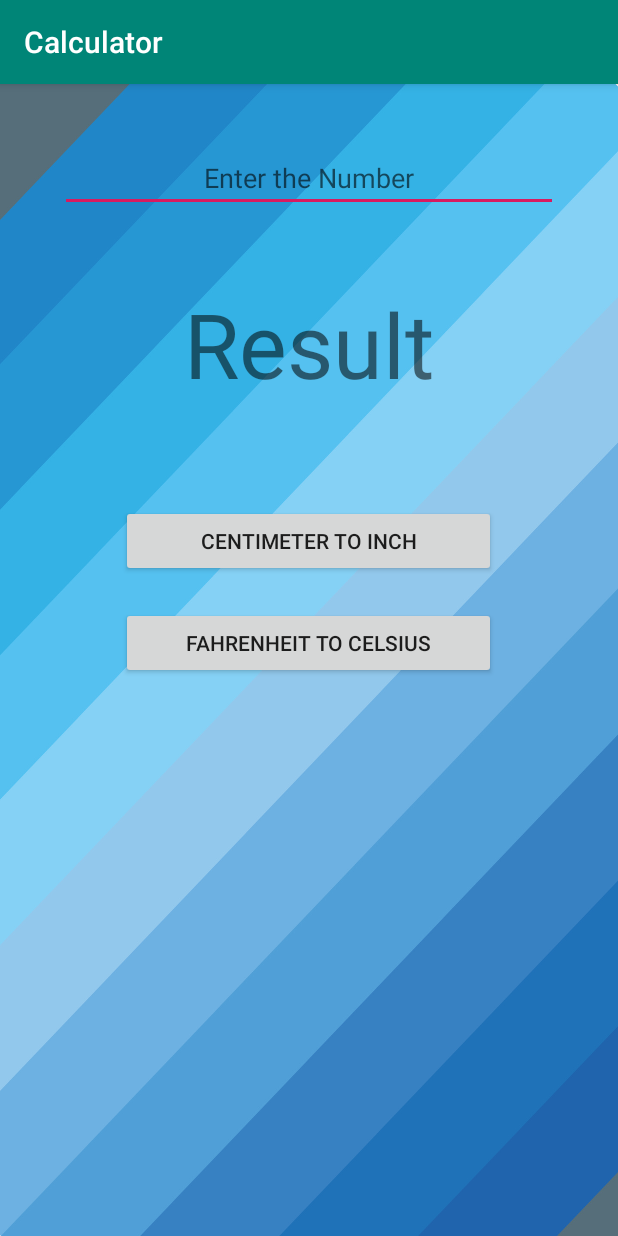
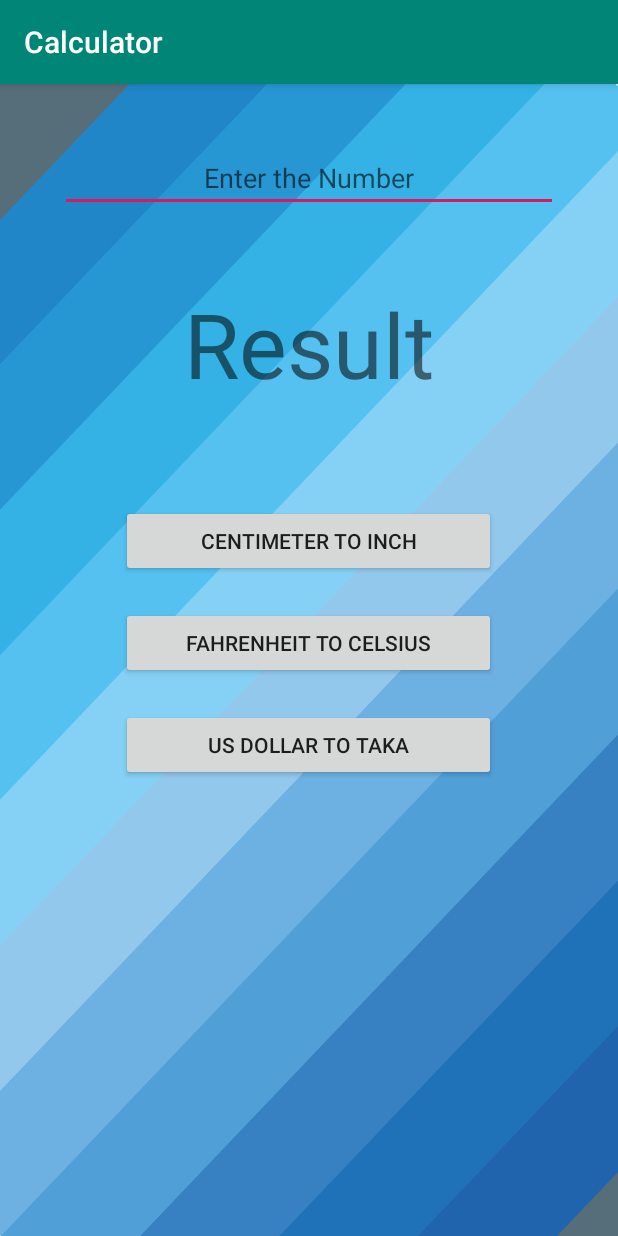
Before and after one commit to murad2778/Calculator, an Android app: the Converter screen opened directly, with no data from a screen before it, on a phone screen of 412 x 824 dp. Run offline under Robolectric (Android 15) with nearby library versions, the phone set to English and light mode, and no system bars.

Commit message:
Dollar to Taka added.

```diff
--- a/app/src/main/java/com/example/mynavigation/Converter.java
+++ b/app/src/main/java/com/example/mynavigation/Converter.java
@@ -12,7 +12,7 @@ public class Converter extends AppCompatActivity {
 
     TextView result,hint,hint2;
     EditText number1;
-    Button cmtoinch,fahtocel;
+    Button cmtoinch,fahtocel,doltotk;
 
 
     double result_num;
@@ -31,6 +31,7 @@ public class Converter extends AppCompatActivity {
 
         cmtoinch = (Button) findViewById(R.id.cmtoinch);
         fahtocel = (Button) findViewById(R.id.fahtocel);
+        doltotk = (Button) findViewById(R.id.doltotk);
 
         cmtoinch.setOnClickListener(new View.OnClickListener() {
             @Override
@@ -42,7 +43,7 @@ public class Converter extends AppCompatActivity {
                 }
 
                 num1 = Float.parseFloat(number1.getText().toString());
-                hint.setText(num1+"cm =");
+                hint.setText(num1+" cm =");
                 hint2.setText("inch");
 
                 result_num = 0.394*num1;
@@ -63,7 +64,7 @@ public class Converter extends AppCompatActivity {
                 }
 
                 num1 = Float.parseFloat(number1.getText().toString());
-                hint.setText(num1+"Fahrenheit =");
+                hint.setText(num1+" Fahrenheit =");
                 hint2.setText("Celsius");
 
                 result_num = (num1-32)*5/9;
@@ -73,5 +74,25 @@ public class Converter extends AppCompatActivity {
 
 
         });
+        doltotk.setOnClickListener(new View.OnClickListener() {
+            @Override
+            public void onClick(View v) {
+
+                if(number1.length()==0){
+                    Toast.makeText(Converter.this,"Please Enter Input",Toast.LENGTH_SHORT).show();
+                    return;
+                }
+
+                num1 = Float.parseFloat(number1.getText().toString());
+                hint.setText(num1+" US dollar =");
+                hint2.setText("taka");
+
+                result_num =num1*84.50;
+                result.setText(String.valueOf(result_num));
+
+            }
+
+
+        });
     }
 }
--- a/app/src/main/res/layout/activity_converter.xml
+++ b/app/src/main/res/layout/activity_converter.xml
@@ -35,6 +35,8 @@
         android:layout_width="match_parent"
         android:layout_height="wrap_content"
         android:text="Result"
+        android:autoSizeTextType="uniform"
+        android:autoSizeMinTextSize="20sp"
         android:maxLines="1"
         android:gravity="center"
         android:textSize="60sp"/>
@@ -64,6 +66,15 @@
         android:layout_width="250dp"
         android:layout_height="wrap_content"
         android:text="Fahrenheit to Celsius"    />
+    <Button
+
+        android:layout_gravity="center"
+        android:layout_marginTop="20dp"
+        android:id="@+id/doltotk"
+        android:layout_width="250dp"
+        android:layout_height="wrap_content"
+        android:text="US dollar to taka"    />
+
 
 
 </LinearLayout>
--- a/app/src/main/res/layout/activity_scientific.xml
+++ b/app/src/main/res/layout/activity_scientific.xml
@@ -34,6 +34,8 @@
         android:id="@+id/result"
         android:layout_width="match_parent"
         android:layout_height="wrap_content"
+        android:autoSizeTextType="uniform"
+        android:autoSizeMinTextSize="20sp"
         android:text="Result"
         android:maxLines="1"
         android:gravity="center"
```
